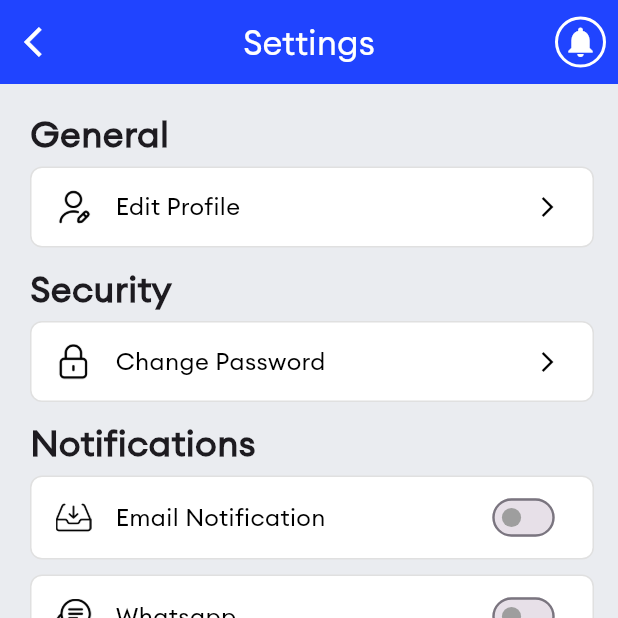
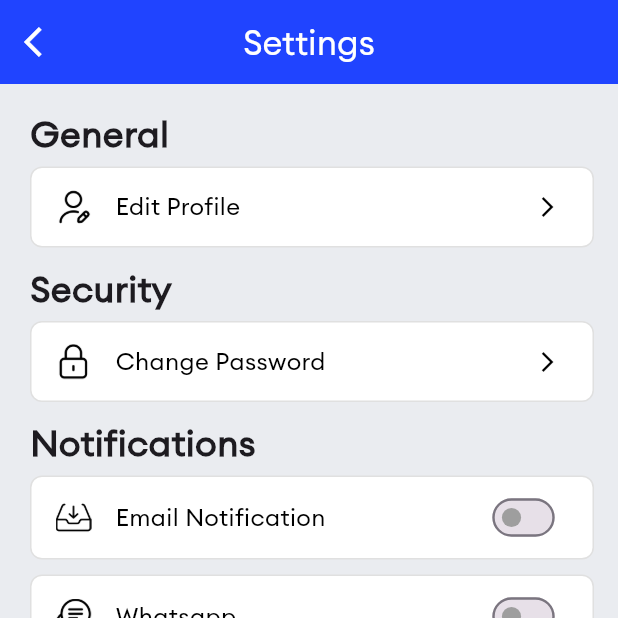
Before and after one commit to vigneshtpm/InternTask, a Flutter app: the SettingsPage screen opened directly, on a phone screen of 412 x 824 dp, the top half of it. Run offline on Flutter 3.47's test engine with Material 3 defaults, Android fonts, the light colour scheme and no system bars; our stand-ins replace get, image_picker.

Commit message:
Web Response

```diff
--- a/lib/features/presentation/pages/settings.dart
+++ b/lib/features/presentation/pages/settings.dart
@@ -4,10 +4,8 @@ import 'package:interntask/features/presentation/pages/changepass.dart';
 import 'package:interntask/features/presentation/pages/editprofile.dart';
 import 'package:interntask/features/presentation/state/SettingsController.dart';
 
-
-
 class SettingsPage extends StatelessWidget {
-  final SettingsController controller = Get.put(SettingsController()); // Initialize the controller
+  final SettingsController controller = Get.put(SettingsController());
 
   @override
   Widget build(BuildContext context) {
@@ -33,30 +31,43 @@ class SettingsPage extends StatelessWidget {
             Navigator.pop(context); // Navigate back
           },
         ),
-        actions: [
-          IconButton(
-            icon: Container(
-              padding: const EdgeInsets.all(3.0),
-              decoration: BoxDecoration(
-                shape: BoxShape.circle,
-                border: Border.all(
-                  color: Colors.white,
-                  width: 2.0,
+      ),
+      body: LayoutBuilder(
+        builder: (context, constraints) {
+          if (constraints.maxWidth > 800) {
+            // Desktop view
+            return Row(
+              children: [
+                Expanded(
+                  flex: 2,
+                  child: SingleChildScrollView(
+                    child: buildSettingsContent(context),
                   ),
                 ),
-              child: const Icon(
-                Icons.notifications,
-                color: Colors.white,
+                Expanded(
+                  flex: 3,
+                  child: Obx(() {
+                    // Dynamically show Edit Profile or Change Password page
+                    return controller.currentPage.value == 'editProfile'
+                        ? EditProfilePage()
+                        : PasswordPage();
+                  }),
                 ),
-            ),
-            onPressed: () {
-              // Handle notification tap
+              ],
+            );
+          } else {
+            // Mobile view
+            return SingleChildScrollView(
+              child: buildSettingsContent(context),
+            );
+          }
         },
       ),
-        ],
-      ),
-      body: SingleChildScrollView(
-        child: Column(
+    );
+  }
+
+  Widget buildSettingsContent(BuildContext context) {
+    return Column(
       crossAxisAlignment: CrossAxisAlignment.start,
       children: [
         const Padding(
@@ -75,11 +86,16 @@ class SettingsPage extends StatelessWidget {
           iconPath: 'assets/icons/edit.png',
           title: 'Edit Profile',
           onTap: () {
-                // Navigate to Edit Profile Page
+            if (MediaQuery.of(context).size.width > 800) {
+              // For larger screens (desktop), update the page state using the controller
+              controller.setCurrentPage('editProfile');
+            } else {
+              // For smaller screens (mobile), navigate to PasswordPage
               Navigator.push(
                 context,
                 MaterialPageRoute(builder: (context) => EditProfilePage()),
               );
+            }
           },
         ),
         const Padding(
@@ -98,11 +114,18 @@ class SettingsPage extends StatelessWidget {
           iconPath: 'assets/icons/padlock.png',
           title: 'Change Password',
           onTap: () {
+            if (MediaQuery.of(context).size.width > 800) {
+              // For larger screens (desktop), update the page state using the controller
+              controller.setCurrentPage('changePassword');
+            } else {
+              // For smaller screens (mobile), navigate to PasswordPage
               Navigator.push(
                 context,
                 MaterialPageRoute(builder: (context) => PasswordPage()),
               );
+            }
           },
+
         ),
         const Padding(
           padding: EdgeInsets.only(left: 20.0, top: 5.0),
@@ -115,7 +138,6 @@ class SettingsPage extends StatelessWidget {
             ),
           ),
         ),
-            // Notifications Switches
         Obx(() => buildNotificationSwitch(
               iconPath: 'assets/icons/email.png',
               title: 'Email Notification',
@@ -149,25 +171,18 @@ class SettingsPage extends StatelessWidget {
           context: context,
           iconPath: 'assets/icons/speech-ballon.png',
           title: 'Help & Support',
-              onTap: () {
-
-              },
+          onTap: () {},
         ),
         buildSectionTile(
           context: context,
           iconPath: 'assets/icons/condition.png',
           title: 'Terms and Policies',
-              onTap: () {
-
-              },
+          onTap: () {},
         ),
       ],
-        ),
-      ),
     );
   }
 
-  // Helper method for section tiles
   Widget buildSectionTile({
     required BuildContext context,
     required String iconPath,
--- a/lib/features/presentation/state/SettingsController.dart
+++ b/lib/features/presentation/state/SettingsController.dart
@@ -5,7 +5,11 @@ class SettingsController extends GetxController {
   var isEmailOn = false.obs;
   var isWhatsappOn = false.obs;
   var isPushOn = false.obs;
+  var currentPage = 'editProfile'.obs; // Default page is Edit Profile
 
+  void setCurrentPage(String page) {
+    currentPage.value = page;
+  }
   // Methods to toggle states
   void toggleEmailNotification(bool value) {
     isEmailOn.value = value;
```
Also changed, not shown: lib/features/presentation/pages/changepass.dart (+20 -2 lines), lib/features/presentation/pages/editprofile.dart (+42 -15 lines). Lines whose indentation alone changed are shown as unchanged.
